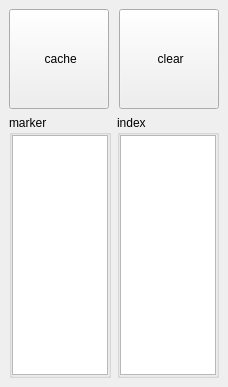
Before: the Qt Designer form library/python/rs/tool/disk_cache/disk_cache.ui in nakano000/Resolve_Script, drawn with Qt 5.
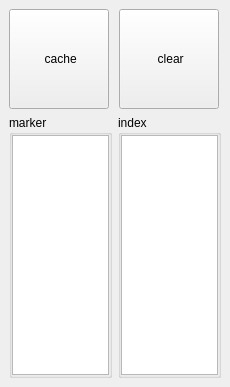
After: the same form once the commit is applied. Custom widgets are drawn as their Qt base class.

The edit to the form file:
```diff
--- a/library/python/rs/tool/disk_cache/disk_cache.ui
+++ b/library/python/rs/tool/disk_cache/disk_cache.ui
@@ -6,7 +6,7 @@
    <rect>
     <x>0</x>
     <y>0</y>
-    <width>226</width>
+    <width>230</width>
     <height>387</height>
    </rect>
   </property>
```
